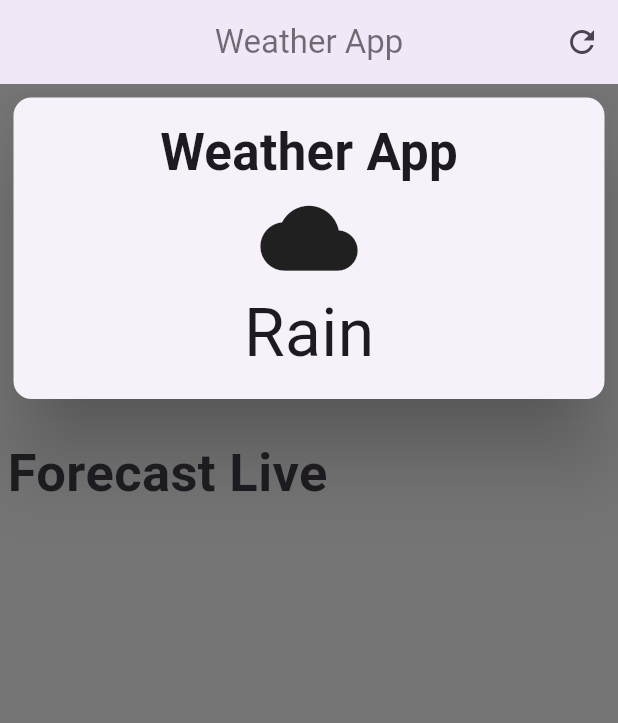
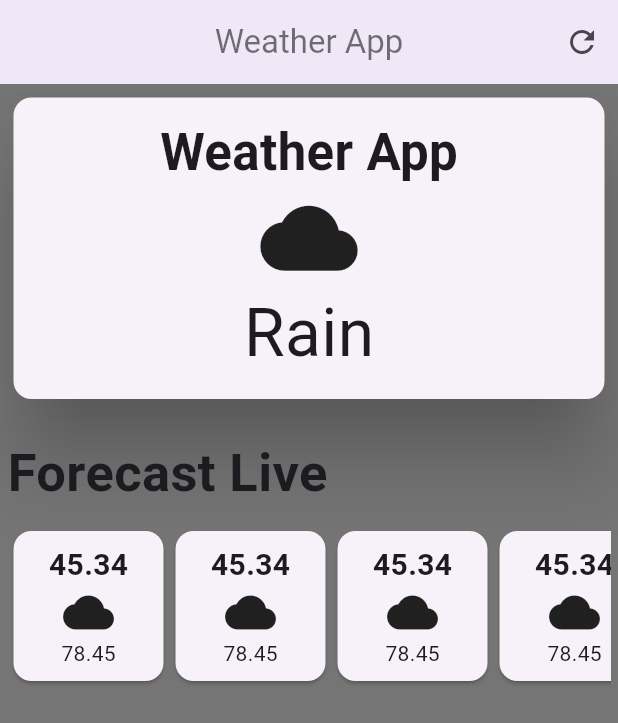
Before and after one commit to Jn-Sajol/Flutter-Weather-App, a Flutter app: the screen it shows after launch, on a phone screen of 412 x 824 dp. Shown: the top 723 px of the screen. Run offline on Flutter 3.47's test engine with Material 3 defaults, Android fonts, the phone set to English and light mode, and no system bars.

Commit message:
adding timing forecast section

```diff
--- a/lib/Weather_app.dart
+++ b/lib/Weather_app.dart
@@ -54,14 +54,125 @@ class WeatherApp extends StatelessWidget {
                     ],
                   ),
                 )),
-            SizedBox(height: 20,),
+            const SizedBox(
+              height: 20,
+            ),
             const Align(
               alignment: Alignment.centerLeft,
-              child: Text('Forecast Live',style: TextStyle(fontSize: 35,fontWeight:FontWeight.bold),),
+              child: Text(
+                'Forecast Live',
+                style: TextStyle(fontSize: 35, fontWeight: FontWeight.bold),
+              ),
             ),
-            SizedBox(height: 20,),
+            const SizedBox(
+              height: 10,
+            ),
             //FOrecase Row Start overhere
-
+             const SingleChildScrollView(
+               scrollDirection:Axis.horizontal,
+               child: Row(
+                children: [
+                  Card(
+                    child: SizedBox(
+                      width:100,
+                      height: 100,
+                      child: Column(
+                        mainAxisAlignment: MainAxisAlignment.center,
+                        children: [
+                          Text('45.34',style: TextStyle(fontSize: 20,fontWeight:FontWeight.bold),),
+                          Icon(Icons.cloud,size: 34,),
+                          Text('78.45'),
+                        ],
+                      ),
+                    ),
+                  ),
+                  Card(
+                    child: SizedBox(
+                      width:100,
+                      height: 100,
+                      child: Column(
+                        mainAxisAlignment: MainAxisAlignment.center,
+                        children: [
+                          Text('45.34',style: TextStyle(fontSize: 20,fontWeight:FontWeight.bold),),
+                          Icon(Icons.cloud,size: 34,),
+                          Text('78.45'),
+                        ],
+                      ),
+                    ),
+                  ),
+                  Card(
+                    child: SizedBox(
+                      width:100,
+                      height: 100,
+                      child: Column(
+                        mainAxisAlignment: MainAxisAlignment.center,
+                        children: [
+                          Text('45.34',style: TextStyle(fontSize: 20,fontWeight:FontWeight.bold),),
+                          Icon(Icons.cloud,size: 34,),
+                          Text('78.45'),
+                        ],
+                      ),
+                    ),
+                  ),
+                  Card(
+                    child: SizedBox(
+                      width:100,
+                      height: 100,
+                      child: Column(
+                        mainAxisAlignment: MainAxisAlignment.center,
+                        children: [
+                          Text('45.34',style: TextStyle(fontSize: 20,fontWeight:FontWeight.bold),),
+                          Icon(Icons.cloud,size: 34,),
+                          Text('78.45'),
+                        ],
+                      ),
+                    ),
+                  ),
+                  Card(
+                    child: SizedBox(
+                      width:100,
+                      height: 100,
+                      child: Column(
+                        mainAxisAlignment: MainAxisAlignment.center,
+                        children: [
+                          Text('45.34',style: TextStyle(fontSize: 20,fontWeight:FontWeight.bold),),
+                          Icon(Icons.cloud,size: 34,),
+                          Text('78.45'),
+                        ],
+                      ),
+                    ),
+                  ),
+                  Card(
+                    child: SizedBox(
+                      width:100,
+                      height: 100,
+                      child: Column(
+                        mainAxisAlignment: MainAxisAlignment.center,
+                        children: [
+                          Text('45.34',style: TextStyle(fontSize: 20,fontWeight:FontWeight.bold),),
+                          Icon(Icons.cloud,size: 34,),
+                          Text('78.45'),
+                        ],
+                      ),
+                    ),
+                  ),
+                  Card(
+                    child: SizedBox(
+                      width:100,
+                      height: 100,
+                      child: Column(
+                        mainAxisAlignment: MainAxisAlignment.center,
+                        children: [
+                          Text('45.34',style: TextStyle(fontSize: 20,fontWeight:FontWeight.bold),),
+                          Icon(Icons.cloud,size: 34,),
+                          Text('78.45'),
+                        ],
+                      ),
+                    ),
+                  ),
+                ],
+                           ),
+             )
           ],
         ),
       ),
```
